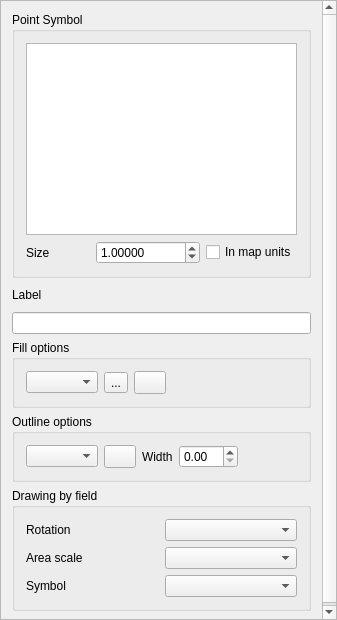
This is src/ui/qgssinglesymboldialogbase.ui in kadas-albireo/kadas-albireo as Qt 5 draws it before an edit. The edited form follows.
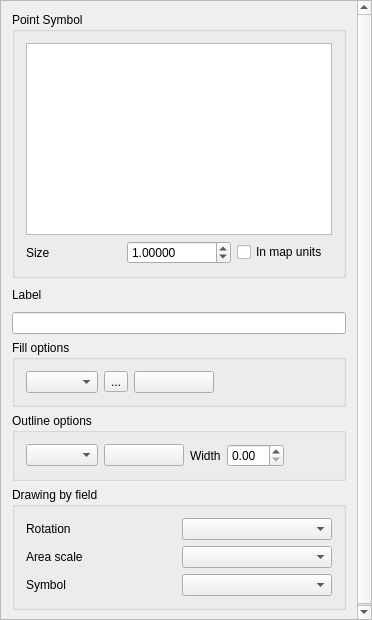
This is the edited form. Custom widgets are drawn as their Qt base class.

Commit message: [FEATURE] Update QgsColorButton to offer live color chooser updates and show transparent checkerboard background

```diff
--- a/src/ui/qgssinglesymboldialogbase.ui
+++ b/src/ui/qgssinglesymboldialogbase.ui
@@ -6,16 +6,10 @@
    <rect>
     <x>0</x>
     <y>0</y>
-    <width>337</width>
+    <width>372</width>
     <height>620</height>
    </rect>
   </property>
-  <property name="sizePolicy">
-   <sizepolicy hsizetype="Fixed" vsizetype="Fixed">
-    <horstretch>0</horstretch>
-    <verstretch>0</verstretch>
-   </sizepolicy>
-  </property>
   <property name="windowTitle">
    <string>Single Symbol</string>
   </property>
@@ -32,9 +26,9 @@
       <property name="geometry">
        <rect>
         <x>0</x>
-        <y>0</y>
-        <width>335</width>
-        <height>618</height>
+        <y>-37</y>
+        <width>358</width>
+        <height>640</height>
        </rect>
       </property>
       <layout class="QGridLayout" name="gridLayout_5">
@@ -200,19 +194,22 @@
             </property>
             <property name="minimumSize">
              <size>
-              <width>32</width>
+              <width>80</width>
               <height>0</height>
              </size>
             </property>
             <property name="maximumSize">
              <size>
-              <width>32</width>
+              <width>80</width>
               <height>16777215</height>
              </size>
             </property>
             <property name="text">
              <string/>
             </property>
+            <property name="autoDefault">
+             <bool>false</bool>
+            </property>
            </widget>
           </item>
           <item>
@@ -275,19 +272,22 @@
             </property>
             <property name="minimumSize">
              <size>
-              <width>32</width>
+              <width>80</width>
               <height>0</height>
              </size>
             </property>
             <property name="maximumSize">
              <size>
-              <width>32</width>
+              <width>80</width>
               <height>16777215</height>
              </size>
             </property>
             <property name="text">
              <string/>
             </property>
+            <property name="autoDefault">
+             <bool>false</bool>
+            </property>
            </widget>
           </item>
           <item>
@@ -412,7 +412,7 @@
  <customwidgets>
   <customwidget>
    <class>QgsColorButton</class>
-   <extends>QToolButton</extends>
+   <extends>QPushButton</extends>
    <header>qgscolorbutton.h</header>
   </customwidget>
  </customwidgets>
```
The commit also changes 73 other files.
